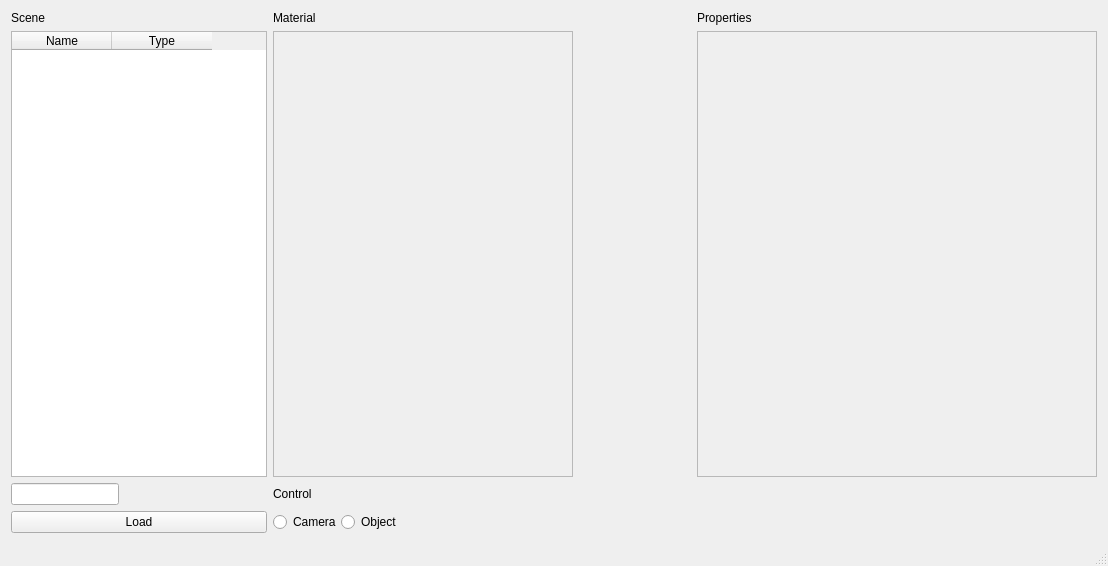
songchaow/toy-renderer, file toy_tracer/main/mainwindow.ui: the form before one commit.
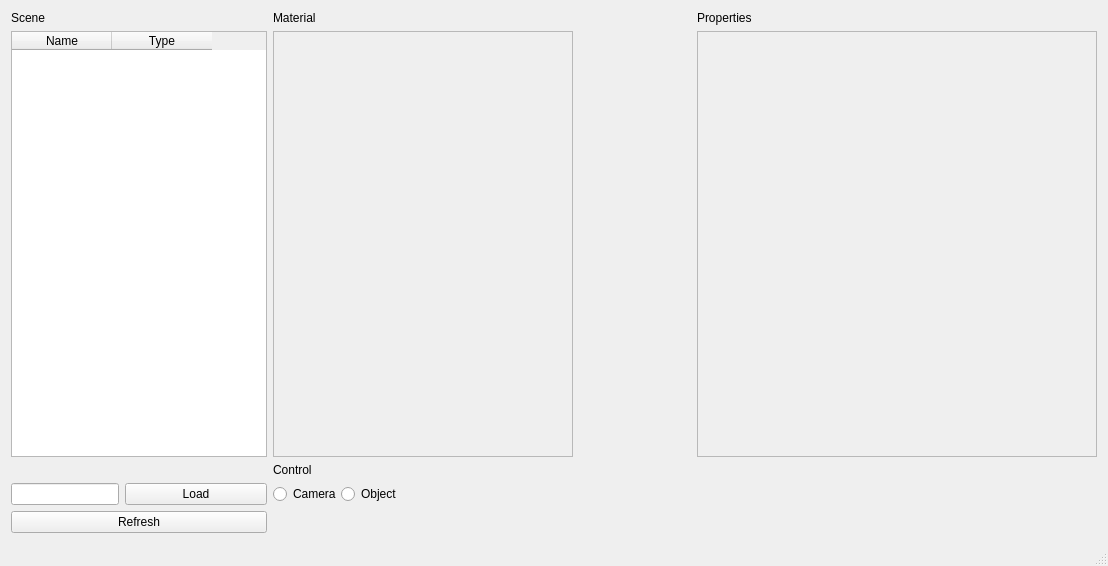
The form after the commit.

```diff
--- a/toy_tracer/main/mainwindow.ui
+++ b/toy_tracer/main/mainwindow.ui
@@ -21,6 +21,19 @@
     </sizepolicy>
    </property>
    <layout class="QGridLayout" name="gridLayout">
+    <item row="0" column="1">
+     <widget class="QLabel" name="material_label">
+      <property name="sizePolicy">
+       <sizepolicy hsizetype="Fixed" vsizetype="Fixed">
+        <horstretch>0</horstretch>
+        <verstretch>0</verstretch>
+       </sizepolicy>
+      </property>
+      <property name="text">
+       <string>Material</string>
+      </property>
+     </widget>
+    </item>
     <item row="2" column="1">
      <widget class="QLabel" name="label">
       <property name="text">
@@ -28,6 +41,59 @@
       </property>
      </widget>
     </item>
+    <item row="1" column="0">
+     <widget class="QTableWidget" name="resourceWidget">
+      <property name="sizePolicy">
+       <sizepolicy hsizetype="Fixed" vsizetype="Expanding">
+        <horstretch>0</horstretch>
+        <verstretch>0</verstretch>
+       </sizepolicy>
+      </property>
+      <column>
+       <property name="text">
+        <string>Name</string>
+       </property>
+      </column>
+      <column>
+       <property name="text">
+        <string>Type</string>
+       </property>
+      </column>
+     </widget>
+    </item>
+    <item row="5" column="1">
+     <layout class="QHBoxLayout" name="horizontalLayout_2">
+      <property name="spacing">
+       <number>0</number>
+      </property>
+      <item>
+       <widget class="QRadioButton" name="controlCam">
+        <property name="sizePolicy">
+         <sizepolicy hsizetype="Fixed" vsizetype="Fixed">
+          <horstretch>0</horstretch>
+          <verstretch>0</verstretch>
+         </sizepolicy>
+        </property>
+        <property name="text">
+         <string>Camera</string>
+        </property>
+       </widget>
+      </item>
+      <item>
+       <widget class="QRadioButton" name="controlObj">
+        <property name="sizePolicy">
+         <sizepolicy hsizetype="Fixed" vsizetype="Fixed">
+          <horstretch>0</horstretch>
+          <verstretch>0</verstretch>
+         </sizepolicy>
+        </property>
+        <property name="text">
+         <string>Object</string>
+        </property>
+       </widget>
+      </item>
+     </layout>
+    </item>
     <item row="1" column="3">
      <widget class="QScrollArea" name="properties">
       <property name="sizePolicy">
@@ -51,99 +117,16 @@
          <x>0</x>
          <y>0</y>
          <width>398</width>
-         <height>432</height>
+         <height>428</height>
         </rect>
        </property>
       </widget>
      </widget>
     </item>
-    <item row="3" column="1">
-     <layout class="QHBoxLayout" name="horizontalLayout_2">
-      <property name="spacing">
-       <number>0</number>
-      </property>
-      <item>
-       <widget class="QRadioButton" name="controlCam">
-        <property name="sizePolicy">
-         <sizepolicy hsizetype="Fixed" vsizetype="Fixed">
-          <horstretch>0</horstretch>
-          <verstretch>0</verstretch>
-         </sizepolicy>
-        </property>
-        <property name="text">
-         <string>Camera</string>
-        </property>
-       </widget>
-      </item>
-      <item>
-       <widget class="QRadioButton" name="controlObj">
-        <property name="sizePolicy">
-         <sizepolicy hsizetype="Fixed" vsizetype="Fixed">
-          <horstretch>0</horstretch>
-          <verstretch>0</verstretch>
-         </sizepolicy>
-        </property>
-        <property name="text">
-         <string>Object</string>
-        </property>
-       </widget>
-      </item>
-     </layout>
-    </item>
-    <item row="0" column="1">
-     <widget class="QLabel" name="material_label">
-      <property name="sizePolicy">
-       <sizepolicy hsizetype="Fixed" vsizetype="Fixed">
-        <horstretch>0</horstretch>
-        <verstretch>0</verstretch>
-       </sizepolicy>
-      </property>
+    <item row="0" column="3">
+     <widget class="QLabel" name="label_2">
       <property name="text">
-       <string>Material</string>
-      </property>
-     </widget>
-    </item>
-    <item row="0" column="0">
-     <widget class="QLabel" name="scene_label">
-      <property name="text">
-       <string>Scene</string>
-      </property>
-     </widget>
-    </item>
-    <item row="1" column="0">
-     <widget class="QTableWidget" name="resourceWidget">
-      <property name="sizePolicy">
-       <sizepolicy hsizetype="Fixed" vsizetype="Expanding">
-        <horstretch>0</horstretch>
-        <verstretch>0</verstretch>
-       </sizepolicy>
-      </property>
-      <column>
-       <property name="text">
-        <string>Name</string>
-       </property>
-      </column>
-      <column>
-       <property name="text">
-        <string>Type</string>
-       </property>
-      </column>
-     </widget>
-    </item>
-    <item row="3" column="0">
-     <widget class="QPushButton" name="loadResButton">
-      <property name="text">
-       <string>Load</string>
-      </property>
-     </widget>
-    </item>
-    <item row="2" column="0">
-     <widget class="QLineEdit" name="resourcePath">
-      <property name="sizePolicy">
-       <sizepolicy hsizetype="Fixed" vsizetype="Fixed">
-        <horstretch>0</horstretch>
-        <verstretch>0</verstretch>
-       </sizepolicy>
+       <string>Properties</string>
       </property>
      </widget>
     </item>
@@ -169,24 +152,51 @@
       </property>
      </widget>
     </item>
-    <item row="0" column="3">
-     <widget class="QLabel" name="label_2">
+    <item row="5" column="0">
+     <layout class="QHBoxLayout" name="horizontalLayout">
+      <item>
+       <widget class="QLineEdit" name="resourcePath">
+        <property name="sizePolicy">
+         <sizepolicy hsizetype="Fixed" vsizetype="Fixed">
+          <horstretch>0</horstretch>
+          <verstretch>0</verstretch>
+         </sizepolicy>
+        </property>
+       </widget>
+      </item>
+      <item>
+       <widget class="QPushButton" name="loadResButton">
+        <property name="text">
+         <string>Load</string>
+        </property>
+       </widget>
+      </item>
+     </layout>
+    </item>
+    <item row="0" column="0">
+     <widget class="QLabel" name="scene_label">
       <property name="text">
-       <string>Properties</string>
+       <string>Scene</string>
+      </property>
+     </widget>
+    </item>
+    <item row="6" column="0">
+     <widget class="QPushButton" name="refreshButton">
+      <property name="text">
+       <string>Refresh</string>
       </property>
      </widget>
     </item>
    </layout>
    <zorder>scene_label</zorder>
-   <zorder>resourcePath</zorder>
-   <zorder>loadResButton</zorder>
    <zorder>resourceWidget</zorder>
    <zorder>label</zorder>
-   <zorder></zorder>
    <zorder>materialWidget</zorder>
    <zorder>material_label</zorder>
    <zorder>properties</zorder>
    <zorder>label_2</zorder>
+   <zorder>horizontalLayoutWidget</zorder>
+   <zorder>refreshButton</zorder>
   </widget>
   <widget class="QStatusBar" name="statusBar"/>
  </widget>
```
